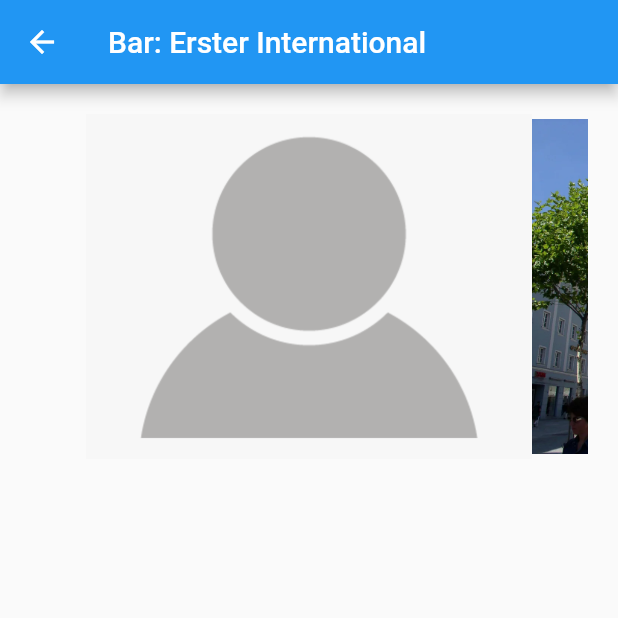
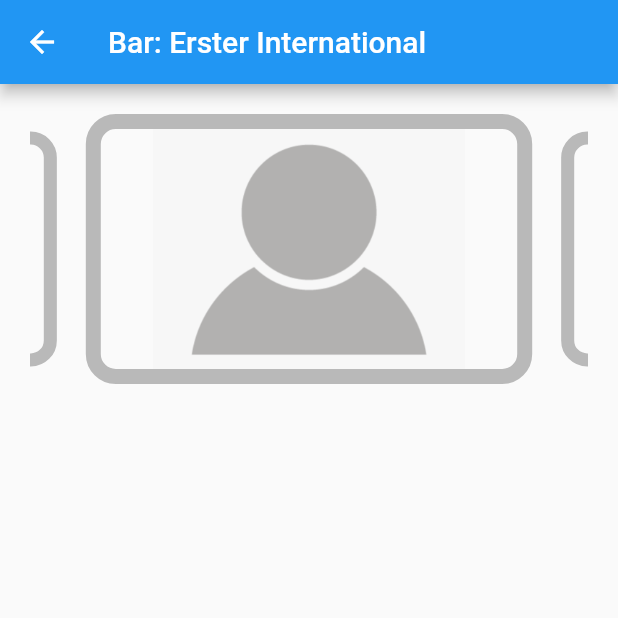
Before and after one commit to United-AI/AppDeggendorf_Flutter, a Flutter app: the BarWidget screen opened directly, on a phone screen of 412 x 824 dp, the top half of it. Run offline on Flutter 3.47's test engine with Material 2 defaults, Android fonts, the phone set to English and light mode, and no system bars; drawn by our look-alikes of carousel_slider; our stand-ins replace google_fonts, shared_preferences; missing offline and left inert: shared_preferences_web; accounts and stored records are empty; network calls fail.

Commit message:
image slides work and work good

```diff
--- a/lib/bottom_navigation_bar_buttons/event/imageslides.dart
+++ b/lib/bottom_navigation_bar_buttons/event/imageslides.dart
@@ -1,4 +1,5 @@
 
+import 'package:flutter/cupertino.dart';
 import 'package:flutter/material.dart';
 import 'package:carousel_slider/carousel_slider.dart';
 
@@ -28,14 +29,29 @@ class _ImageSlidesState extends State<ImageSlides> {
   Widget build(BuildContext context) {
     return
       CarouselSlider(
-        options: CarouselOptions(height: 230.0),
+        options: CarouselOptions(
+          height: 180.0,
+          enlargeCenterPage: true,
+          autoPlay: true,
+          aspectRatio: 16 / 9,
+          autoPlayCurve: Curves.fastOutSlowIn,
+          enableInfiniteScroll: true,
+          autoPlayAnimationDuration: Duration(seconds: 5),
+          viewportFraction: 0.8,
+        ),
         items: assetsImages.map((item) =>
           Container(
             decoration: BoxDecoration(
-              borderRadius: BorderRadius.circular(10),
+              border: Border.all(color: Colors.black26, width: 10,),
+              borderRadius: BorderRadius.all(Radius.circular(20.0)),
+              //image: DecorationImage(image: AssetImage(item), fit: BoxFit.contain, alignment: Alignment.center)
             ),
             //child: Image.network(item, fit: BoxFit.cover, width: 1000,)
-            child: Image.asset(item),
+            child: Container(
+              decoration: BoxDecoration(
+                image: DecorationImage(image: AssetImage(item), fit: BoxFit.contain, alignment: Alignment.center)
+              ),
+            )
           )
         ).toList()
       );
```
